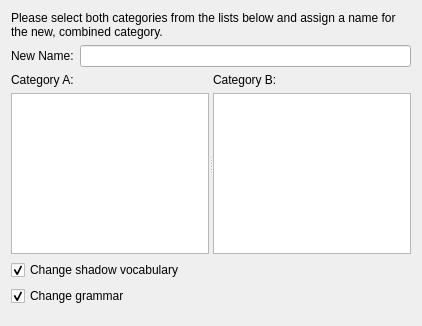
First picture: the form in simon/src/simonmodelmanagementui/MergeTerminals/mergeterminalsselectpage.ui, repository KDE/simon, before the edit.
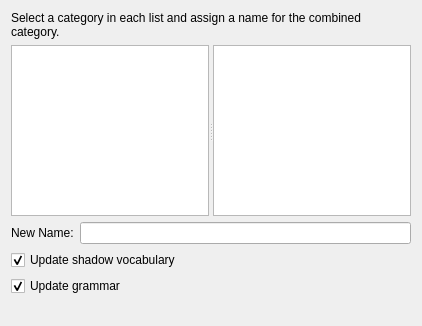
Second picture: the form after the edit. Custom widgets are drawn as their Qt base class.

Commit message: Simplify merge category wizard.

The edit to the form file:
```diff
--- a/simon/src/simonmodelmanagementui/MergeTerminals/mergeterminalsselectpage.ui
+++ b/simon/src/simonmodelmanagementui/MergeTerminals/mergeterminalsselectpage.ui
@@ -17,27 +17,13 @@
    <item>
     <widget class="QLabel" name="lbDesc">
      <property name="text">
-      <string>Please select both categories from the lists below and assign a name for the new, combined category.</string>
+      <string>Select a category in each list and assign a name for the combined category.</string>
      </property>
      <property name="wordWrap">
       <bool>true</bool>
      </property>
     </widget>
    </item>
-   <item>
-    <layout class="QFormLayout" name="formLayout">
-     <item row="0" column="0">
-      <widget class="QLabel" name="lbNewTerminal">
-       <property name="text">
-        <string>New Name:</string>
-       </property>
-      </widget>
-     </item>
-     <item row="0" column="1">
-      <widget class="KLineEdit" name="leNewTerminal"/>
-     </item>
-    </layout>
-   </item>
    <item>
     <widget class="QSplitter" name="splitter">
      <property name="orientation">
@@ -45,13 +31,6 @@
      </property>
      <widget class="QWidget" name="layoutWidget">
       <layout class="QVBoxLayout">
-       <item>
-        <widget class="QLabel" name="lbTerminalA">
-         <property name="text">
-          <string>Category A:</string>
-         </property>
-        </widget>
-       </item>
        <item>
         <widget class="TextListWidget" name="lwA"/>
        </item>
@@ -59,13 +38,6 @@
      </widget>
      <widget class="QWidget" name="layoutWidget2">
       <layout class="QVBoxLayout">
-       <item>
-        <widget class="QLabel" name="lbTerminalB">
-         <property name="text">
-          <string>Category B:</string>
-         </property>
-        </widget>
-       </item>
        <item>
         <widget class="TextListWidget" name="lwB"/>
        </item>
@@ -73,10 +45,24 @@
      </widget>
     </widget>
    </item>
+   <item>
+    <layout class="QFormLayout" name="formLayout">
+     <item row="0" column="0">
+      <widget class="QLabel" name="lbNewTerminal">
+       <property name="text">
+        <string>New Name:</string>
+       </property>
+      </widget>
+     </item>
+     <item row="0" column="1">
+      <widget class="KLineEdit" name="leNewTerminal"/>
+     </item>
+    </layout>
+   </item>
    <item>
     <widget class="QCheckBox" name="cbIncludeShadow">
      <property name="text">
-      <string>Change shadow vocabulary</string>
+      <string>Update shadow vocabulary</string>
      </property>
      <property name="checked">
       <bool>true</bool>
@@ -86,7 +72,7 @@
    <item>
     <widget class="QCheckBox" name="cbIncludeGrammar">
      <property name="text">
-      <string>Change grammar</string>
+      <string>Update grammar</string>
      </property>
      <property name="checked">
       <bool>true</bool>
```
The commit also changes 3 other files.
